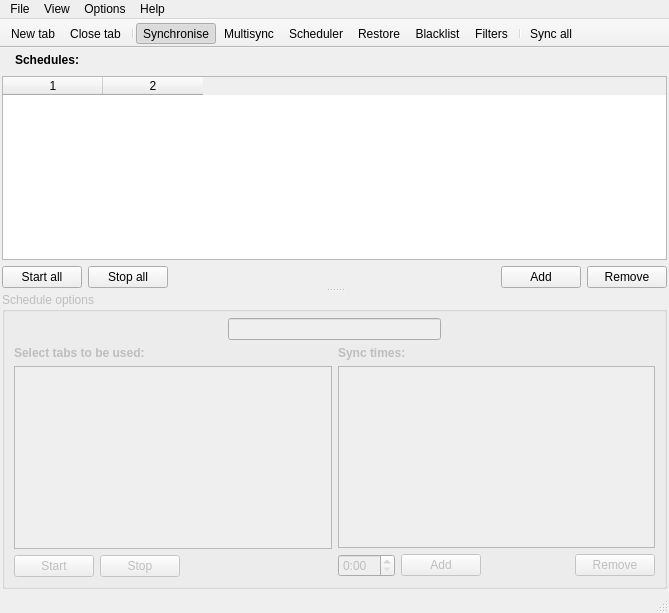
Qt form main_window.ui (henrik-w/Synkron) before a commit.
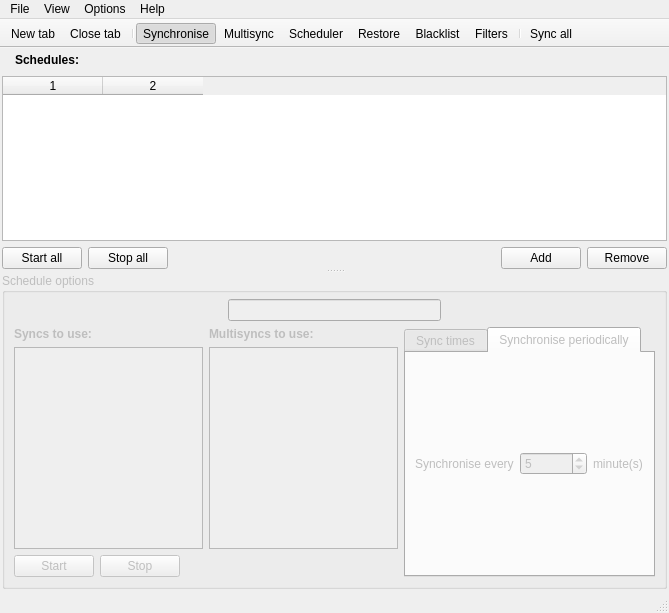
The same form after that commit. The open tabs and pages were chosen to show the change. Icons and pictures are not drawn. Custom widgets are drawn as their Qt base class.

Patch:
```diff
--- a/main_window.ui
+++ b/main_window.ui
@@ -945,18 +945,36 @@
                  <number>0</number>
                 </property>
                 <item>
-                 <widget class="QLabel" name="label_14" >
-                  <property name="text" >
-                   <string>&lt;b>Select tabs to be used:&lt;/b></string>
+                 <layout class="QGridLayout" >
+                  <item row="1" column="1" >
+                   <widget class="QListWidget" name="sched_multitab_lw" >
+                    <property name="statusTip" >
+                     <string>Select multisyncs to use</string>
                   </property>
                  </widget>
                 </item>
-                <item>
+                  <item row="1" column="0" >
                  <widget class="QListWidget" name="sched_tab_lw" >
                   <property name="statusTip" >
-                   <string>Select tabs to be used</string>
-                  </property>
-                 </widget>
+                     <string>Select syncs to use</string>
+                    </property>
+                   </widget>
+                  </item>
+                  <item row="0" column="0" >
+                   <widget class="QLabel" name="label_10" >
+                    <property name="text" >
+                     <string>&lt;b>Syncs to use:&lt;/b></string>
+                    </property>
+                   </widget>
+                  </item>
+                  <item row="0" column="1" >
+                   <widget class="QLabel" name="label_11" >
+                    <property name="text" >
+                     <string>&lt;b>Multisyncs to use:&lt;/b></string>
+                    </property>
+                   </widget>
+                  </item>
+                 </layout>
                 </item>
                 <item>
                  <layout class="QGridLayout" >
@@ -1016,26 +1034,19 @@
                </layout>
               </item>
               <item>
+               <widget class="QTabWidget" name="timing_tabWidget" >
+                <property name="currentIndex" >
+                 <number>0</number>
+                </property>
+                <widget class="QWidget" name="sync_times" >
+                 <attribute name="title" >
+                  <string>Sync times</string>
+                 </attribute>
                <layout class="QVBoxLayout" >
-                <property name="spacing" >
-                 <number>6</number>
-                </property>
-                <property name="leftMargin" >
-                 <number>0</number>
-                </property>
-                <property name="topMargin" >
-                 <number>0</number>
-                </property>
-                <property name="rightMargin" >
-                 <number>0</number>
-                </property>
-                <property name="bottomMargin" >
-                 <number>0</number>
-                </property>
                 <item>
                  <widget class="QLabel" name="label_15" >
                   <property name="text" >
-                   <string>&lt;b>Sync times:&lt;/b></string>
+                     <string>&lt;b>Times:&lt;/b></string>
                   </property>
                  </widget>
                 </item>
@@ -1118,6 +1129,68 @@
                  </layout>
                 </item>
                </layout>
+                </widget>
+                <widget class="QWidget" name="periodically" >
+                 <attribute name="title" >
+                  <string>Synchronise periodically</string>
+                 </attribute>
+                 <layout class="QHBoxLayout" >
+                  <item>
+                   <spacer>
+                    <property name="orientation" >
+                     <enum>Qt::Horizontal</enum>
+                    </property>
+                    <property name="sizeHint" >
+                     <size>
+                      <width>40</width>
+                      <height>20</height>
+                     </size>
+                    </property>
+                   </spacer>
+                  </item>
+                  <item>
+                   <widget class="QLabel" name="label_19" >
+                    <property name="text" >
+                     <string>Synchronise every</string>
+                    </property>
+                   </widget>
+                  </item>
+                  <item>
+                   <widget class="QSpinBox" name="sched_interval_spin" >
+                    <property name="minimum" >
+                     <number>1</number>
+                    </property>
+                    <property name="maximum" >
+                     <number>9999999</number>
+                    </property>
+                    <property name="value" >
+                     <number>5</number>
+                    </property>
+                   </widget>
+                  </item>
+                  <item>
+                   <widget class="QLabel" name="label_14" >
+                    <property name="text" >
+                     <string>minute(s)</string>
+                    </property>
+                   </widget>
+                  </item>
+                  <item>
+                   <spacer>
+                    <property name="orientation" >
+                     <enum>Qt::Horizontal</enum>
+                    </property>
+                    <property name="sizeHint" >
+                     <size>
+                      <width>40</width>
+                      <height>20</height>
+                     </size>
+                    </property>
+                   </spacer>
+                  </item>
+                 </layout>
+                </widget>
+               </widget>
               </item>
              </layout>
             </item>
@@ -1585,6 +1658,11 @@
    <header location="global" >mtadvancedgroupbox.h</header>
    <container>1</container>
   </customwidget>
+  <customwidget>
+   <class>ExtendedListWidget</class>
+   <extends>QListWidget</extends>
+   <header>extendedlistwidget.h</header>
+  </customwidget>
  </customwidgets>
  <resources>
   <include location="resources.qrc" />
```
Left out of the diff: 4 changed lines with no effect on the pictures. Lines whose indentation alone changed are shown as unchanged.
